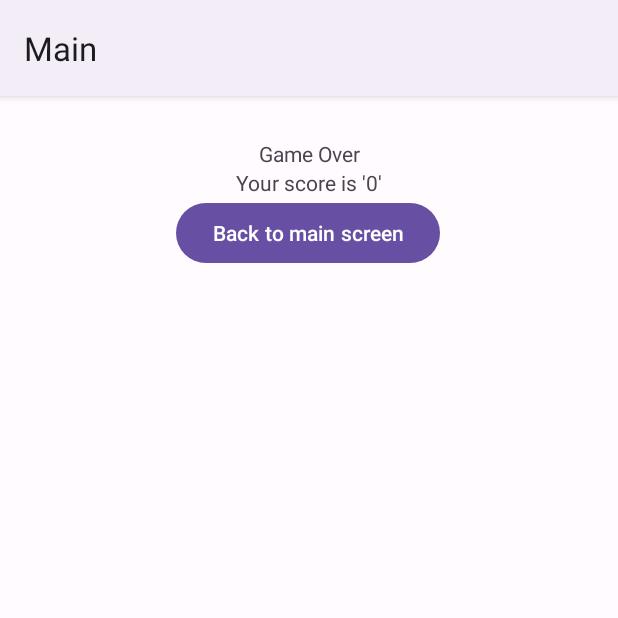
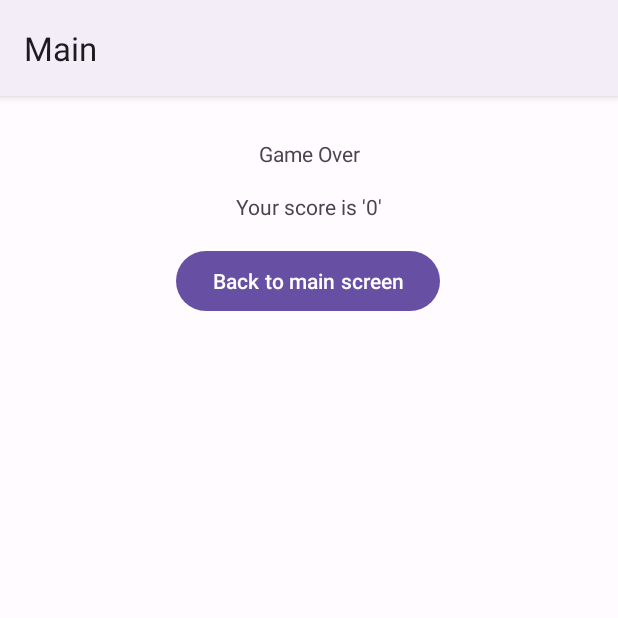
Before and after one commit to GhulamFadli/160420110_anmp_week2, an Android app: the fragment ResultFragment placed in its activity, on a phone screen of 412 x 824 dp, the top half of it. Run offline under Robolectric (Android 15) with nearby library versions, the phone set to English and light mode, and no system bars; our stand-ins replace navigation-ui; 1 statement that could not run was skipped.

Commit message:
Result done

```diff
--- a/app/src/main/res/layout/fragment_game.xml
+++ b/app/src/main/res/layout/fragment_game.xml
@@ -82,8 +82,9 @@
         android:layout_marginTop="16dp"
         android:layout_marginEnd="177dp"
         android:text="TextView"
+        android:textSize="24sp"
         app:layout_constraintEnd_toEndOf="parent"
-        app:layout_constraintHorizontal_bias="0.0"
+        app:layout_constraintHorizontal_bias="0.282"
         app:layout_constraintStart_toStartOf="parent"
         app:layout_constraintTop_toTopOf="parent" />
 
--- a/app/src/main/res/layout/fragment_result.xml
+++ b/app/src/main/res/layout/fragment_result.xml
@@ -11,6 +11,7 @@
         android:layout_width="wrap_content"
         android:layout_height="wrap_content"
         android:layout_marginStart="116dp"
+        android:layout_marginTop="16dp"
         android:layout_marginEnd="117dp"
         android:text="Back to main screen"
         app:layout_constraintEnd_toEndOf="parent"
@@ -34,6 +35,7 @@
         android:layout_width="wrap_content"
         android:layout_height="wrap_content"
         android:layout_marginStart="200dp"
+        android:layout_marginTop="16dp"
         android:layout_marginEnd="200dp"
         android:text="X"
         app:layout_constraintEnd_toEndOf="parent"
--- a/app/src/main/res/navigation/game_navigation.xml
+++ b/app/src/main/res/navigation/game_navigation.xml
@@ -29,8 +29,8 @@
     <fragment
         android:id="@+id/resultFragment"
         android:name="com.example.a160420110_anmp_week2.ResultFragment"
-        android:label="fragment_result"
-        tools:layout="@layout/fragment_result" >
+        android:label="Result"
+        tools:layout="@layout/fragment_result">
         <action
             android:id="@+id/actionMainFragment"
             app:destination="@id/mainFragment" />
```
Also changed, not shown: app/src/main/java/com/example/a160420110_anmp_week2/GameFragment.kt (+10 -5 lines).
